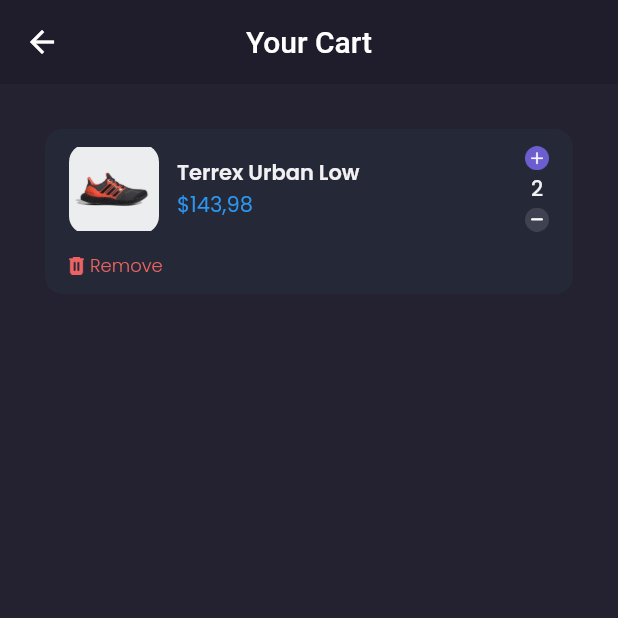
After one commit to 1hafizhsdq/shamo, a Flutter app: the CartPage screen opened by its route, on a phone screen of 412 x 824 dp, the top half of it. The commit adds this screen. Run offline on Flutter 3.47's test engine with Material 2 defaults, Android fonts, the phone set to English and light mode, and no system bars; our stand-ins replace carousel_slider, google_fonts.

Commit message:
card cart page

```diff
--- a/lib/main.dart
+++ b/lib/main.dart
@@ -1,4 +1,5 @@
 import 'package:flutter/material.dart';
+import 'package:shamo/pages/cart_page.dart';
 import 'package:shamo/pages/detail_chat.dart';
 import 'package:shamo/pages/edit_profile_page.dart';
 import 'package:shamo/pages/home/main_page.dart';
@@ -25,6 +26,7 @@ class MyApp extends StatelessWidget {
         '/detail-chat':(context) => DetailChatPage(),
         '/edit-profile':(context) => EditProfilePage(),
         '/product':(context) => ProductPage(),
+        '/cart':(context) => CartPage(),
       },
     );
   }
--- /dev/null
+++ b/lib/pages/cart_page.dart
@@ -0,0 +1,92 @@
+import 'package:flutter/material.dart';
+import 'package:shamo/theme.dart';
+import 'package:shamo/widgets/cart_card.dart';
+
+class CartPage extends StatelessWidget {
+  const CartPage({super.key});
+
+  @override
+  Widget build(BuildContext context) {
+    PreferredSizeWidget header() {
+      return AppBar(
+        backgroundColor: backgroundColor1,
+        centerTitle: true,
+        title: Text('Your Cart'),
+        elevation: 0,
+      );
+    }
+
+    Widget emptyCart() {
+      return Center(
+        child: Column(
+          mainAxisAlignment: MainAxisAlignment.center,
+          children: [
+            Image.asset(
+              'assets/icon_empty_cart.png',
+              width: 80,
+            ),
+            SizedBox(
+              height: 20,
+            ),
+            Text(
+              'Opss! Your Cart is Empty',
+              style: primaryTextStyle.copyWith(
+                fontSize: 16,
+                fontWeight: medium,
+              ),
+            ),
+            SizedBox(
+              height: 12,
+            ),
+            Text(
+              'Let\'s find your favorite shoes',
+              style: secondaryTextStyle,
+            ),
+            Container(
+              width: 152,
+              height: 44,
+              margin: EdgeInsets.only(
+                top: 20,
+              ),
+              child: TextButton(
+                onPressed: () {
+                  Navigator.pushNamedAndRemoveUntil(
+                      context, '/home', (route) => false);
+                },
+                style: TextButton.styleFrom(
+                    backgroundColor: primaryColor,
+                    shape: RoundedRectangleBorder(
+                      borderRadius: BorderRadius.circular(12),
+                    )),
+                child: Text(
+                  'Explore Store',
+                  style: primaryTextStyle.copyWith(
+                    fontSize: 16,
+                    fontWeight: medium,
+                  ),
+                ),
+              ),
+            )
+          ],
+        ),
+      );
+    }
+
+    Widget content() {
+      return ListView(
+        padding: EdgeInsets.symmetric(
+          horizontal: defaultMargin,
+        ),
+        children: [
+          CartCard(),
+        ],
+      );
+    }
+
+    return Scaffold(
+      backgroundColor: backgroundColor3,
+      appBar: header(),
+      body: content(),
+    );
+  }
+}
--- a/lib/pages/home/main_page.dart
+++ b/lib/pages/home/main_page.dart
@@ -19,7 +19,9 @@ class _MainPageState extends State<MainPage> {
   Widget build(BuildContext context) {
     Widget cartButton() {
       return FloatingActionButton(
-        onPressed: () {},
+        onPressed: () {
+          Navigator.pushNamed(context, '/cart');
+        },
         backgroundColor: secondaryColor,
         child: Image.asset(
           'assets/icon_cart.png',
--- a/lib/theme.dart
+++ b/lib/theme.dart
@@ -37,6 +37,9 @@ TextStyle purpleTextStyle = GoogleFonts.poppins(
 TextStyle blackTextStyle = GoogleFonts.poppins(
   color: blackColor,
 );
+TextStyle alertTextStyle = GoogleFonts.poppins(
+  color: alertColor,
+);
 
 FontWeight light = FontWeight.w300;
 FontWeight regular = FontWeight.w400;
--- /dev/null
+++ b/lib/widgets/cart_card.dart
@@ -0,0 +1,109 @@
+import 'package:flutter/material.dart';
+import 'package:shamo/theme.dart';
+
+class CartCard extends StatelessWidget {
+  const CartCard({super.key});
+
+  @override
+  Widget build(BuildContext context) {
+    return Container(
+      margin: EdgeInsets.only(
+        top: defaultMargin,
+      ),
+      padding: EdgeInsets.symmetric(
+        horizontal: 16,
+        vertical: 10,
+      ),
+      decoration: BoxDecoration(
+        color: backgroundColor4,
+        borderRadius: BorderRadius.circular(12),
+      ),
+      child: Column(
+        children: [
+          Row(
+            children: [
+              Container(
+                width: 60,
+                height: 60,
+                decoration: BoxDecoration(
+                  borderRadius: BorderRadius.circular(12),
+                  image: DecorationImage(
+                    image: AssetImage(
+                      'assets/icon_shoes.png',
+                    ),
+                  ),
+                ),
+              ),
+              SizedBox(
+                width: 12,
+              ),
+              Expanded(
+                child: Column(
+                  crossAxisAlignment: CrossAxisAlignment.start,
+                  children: [
+                    Text(
+                      'Terrex Urban Low',
+                      style: primaryTextStyle.copyWith(
+                        fontWeight: semibold,
+                      ),
+                    ),
+                    Text(
+                      '\$143,98',
+                      style: priceTextStyle,
+                    ),
+                  ],
+                ),
+              ),
+              Column(
+                children: [
+                  Image.asset(
+                    'assets/button_add.png',
+                    width: 16,
+                  ),
+                  SizedBox(
+                    height: 2,
+                  ),
+                  Text(
+                    '2',
+                    style: primaryTextStyle.copyWith(
+                      fontWeight: medium,
+                    ),
+                  ),
+                  SizedBox(
+                    height: 2,
+                  ),
+                  Image.asset(
+                    'assets/button_min.png',
+                    width: 16,
+                  ),
+                ],
+              )
+            ],
+          ),
+          SizedBox(
+            height: 12,
+          ),
+          Row(
+            children: [
+              Image.asset(
+                'assets/icon_delete.png',
+                width: 10,
+                height: 12,
+              ),
+              SizedBox(
+                width: 4,
+              ),
+              Text(
+                'Remove',
+                style: alertTextStyle.copyWith(
+                  fontSize: 12,
+                  fontWeight: light,
+                ),
+              )
+            ],
+          )
+        ],
+      ),
+    );
+  }
+}
```
Also changed, not shown: assets/icon_delete.png (added).
